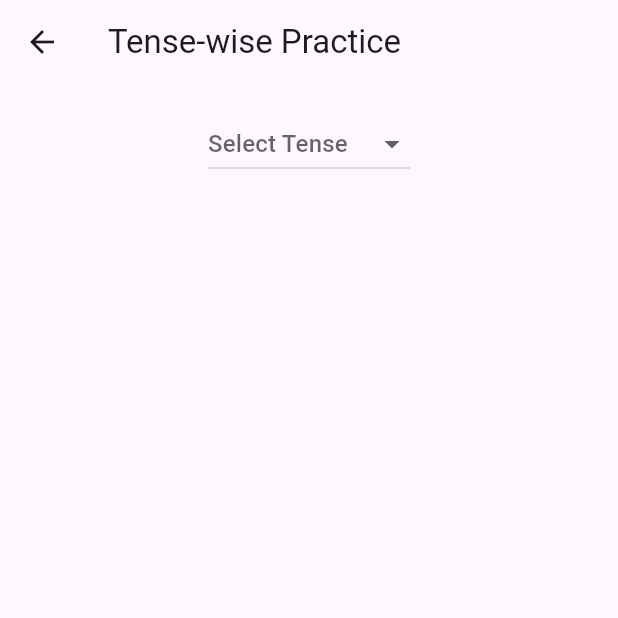
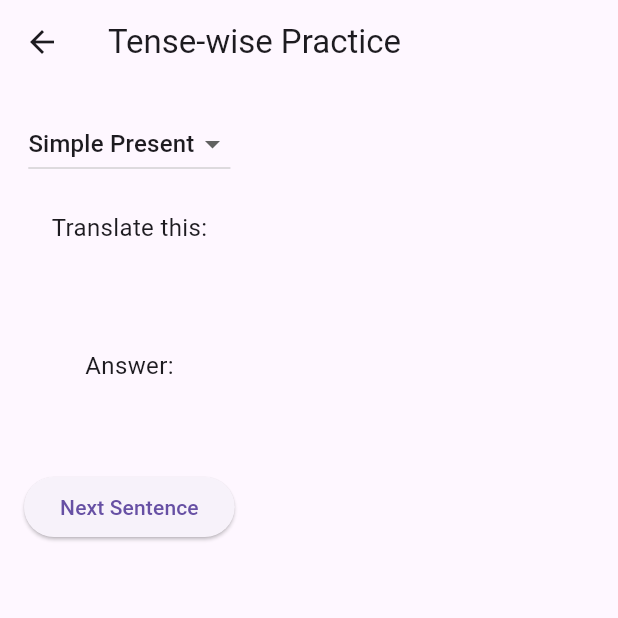
Before and after one commit to spokenenglishpraveen/spoken_english_app, a Flutter app: the TenseWisePage screen opened directly, on a phone screen of 412 x 824 dp, the top half of it. Run offline on Flutter 3.47's test engine with Material 3 defaults, Android fonts, the light colour scheme and no system bars; network calls fail.

Commit message:
Update tensewise_page.dart

```diff
--- a/frontend/lib/screens/tensewise_page.dart
+++ b/frontend/lib/screens/tensewise_page.dart
@@ -8,45 +8,33 @@ class TenseWisePage extends StatefulWidget {
 }
 
 class _TenseWisePageState extends State<TenseWisePage> {
-  final List<String> tenses = ['Simple Present', 'Have to'];
-  String? selectedTense;
-  String teluguSentence = "";
-  String englishSentence = "";
-  bool showAnswer = false;
+  String selectedTense = "Simple Present";
+  String telugu = '';
+  String english = '';
+
+  List<String> tenses = ["Simple Present", "Have to"];
 
   Future<void> fetchSentenceByTense(String tense) async {
     final response = await http.get(Uri.parse('http://127.0.0.1:5000/get_sentence_by_tense?tense=$tense'));
+
     if (response.statusCode == 200) {
       final data = json.decode(response.body);
       setState(() {
-        teluguSentence = data['telugu'];
-        englishSentence = data['english'];
-        showAnswer = false;
+        telugu = data['telugu'];
+        english = data['english'];
+      });
+    } else {
+      setState(() {
+        telugu = 'Error fetching data';
+        english = '';
       });
     }
   }
 
-  Widget buildPracticeUI() {
-    if (selectedTense == null) return Container();
-
-    return Column(
-      children: [
-        SizedBox(height: 16),
-        Text("Telugu: $teluguSentence", style: TextStyle(fontSize: 20)),
-        SizedBox(height: 20),
-        if (showAnswer)
-          Text("English: $englishSentence", style: TextStyle(fontSize: 20, color: Colors.green)),
-        SizedBox(height: 30),
-        Row(
-          mainAxisAlignment: MainAxisAlignment.center,
-          children: [
-            ElevatedButton(onPressed: () => setState(() => showAnswer = true), child: Text('Show Answer')),
-            SizedBox(width: 20),
-            ElevatedButton(onPressed: () => fetchSentenceByTense(selectedTense!), child: Text('Next')),
-          ],
-        )
-      ],
-    );
+  @override
+  void initState() {
+    super.initState();
+    fetchSentenceByTense(selectedTense);
   }
 
   @override
@@ -58,20 +46,32 @@ class _TenseWisePageState extends State<TenseWisePage> {
         child: Column(
           children: [
             DropdownButton<String>(
-              hint: Text("Select Tense"),
               value: selectedTense,
-              onChanged: (value) {
+              items: tenses.map((String value) {
+                return DropdownMenuItem<String>(
+                  value: value,
+                  child: Text(value),
+                );
+              }).toList(),
+              onChanged: (String? newValue) {
                 setState(() {
-                  selectedTense = value;
+                  selectedTense = newValue!;
+                  fetchSentenceByTense(selectedTense);
                 });
-                fetchSentenceByTense(value!);
               },
-              items: tenses.map((tense) {
-                return DropdownMenuItem(value: tense, child: Text(tense));
-              }).toList(),
             ),
             SizedBox(height: 20),
-            buildPracticeUI(),
+            Text('Translate this:', style: TextStyle(fontSize: 16)),
+            SizedBox(height: 10),
+            Text(telugu, style: TextStyle(fontSize: 20, color: Colors.blueAccent)),
+            SizedBox(height: 30),
+            Text('Answer:', style: TextStyle(fontSize: 16)),
+            Text(english, style: TextStyle(fontSize: 20, color: Colors.green)),
+            SizedBox(height: 30),
+            ElevatedButton(
+              onPressed: () => fetchSentenceByTense(selectedTense),
+              child: Text('Next Sentence'),
+            )
           ],
         ),
       ),
```
